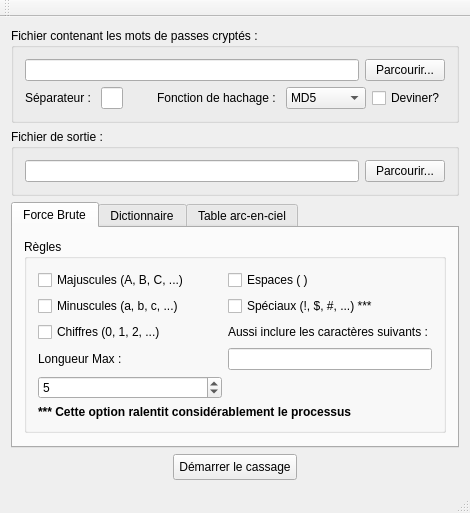
Qt form CasseNoisette/CasseNoisette/cassenoisette.ui (raphaeldore/Casse-Noisette) before a commit.
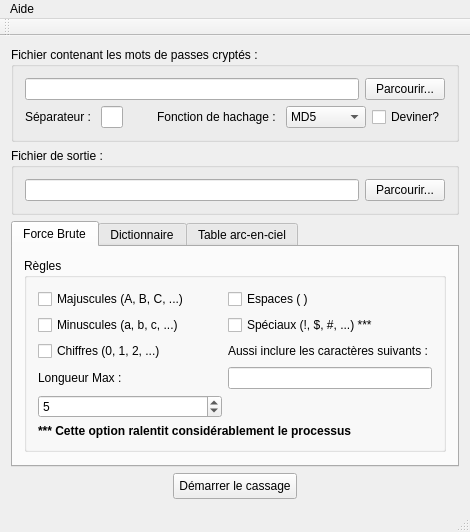
The same form after that commit.

Commit message: About window opening

```diff
--- a/CasseNoisette/CasseNoisette/cassenoisette.ui
+++ b/CasseNoisette/CasseNoisette/cassenoisette.ui
@@ -7,7 +7,7 @@
     <x>0</x>
     <y>0</y>
     <width>470</width>
-    <height>474</height>
+    <height>476</height>
    </rect>
   </property>
   <property name="windowTitle">
@@ -461,6 +461,13 @@
      <height>21</height>
     </rect>
    </property>
+   <widget class="QMenu" name="menu_propos">
+    <property name="title">
+     <string>Aide</string>
+    </property>
+    <addaction name="aboutBtn"/>
+   </widget>
+   <addaction name="menu_propos"/>
   </widget>
   <widget class="QToolBar" name="mainToolBar">
    <attribute name="toolBarArea">
```
Left out of the diff: 5 changed lines with no effect on the pictures. The commit also changes 6 other files.
